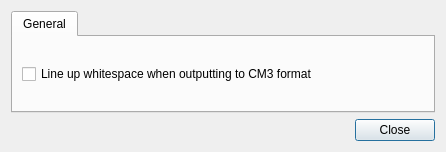
This is src/gui/prefswindow.ui in stevenvergenz/chemecher as Qt 5 draws it before an edit. The edited form follows.
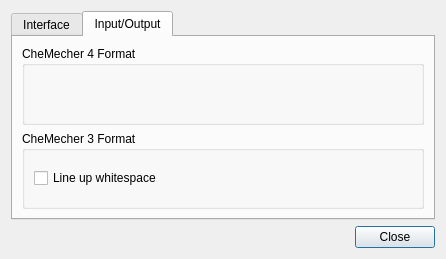
This is the edited form.

```diff
--- a/src/gui/prefswindow.ui
+++ b/src/gui/prefswindow.ui
@@ -7,7 +7,7 @@
     <x>0</x>
     <y>0</y>
     <width>446</width>
-    <height>152</height>
+    <height>259</height>
    </rect>
   </property>
   <property name="windowTitle">
@@ -17,17 +17,38 @@
    <item>
     <widget class="QTabWidget" name="tabWidget">
      <property name="currentIndex">
-      <number>0</number>
+      <number>1</number>
      </property>
      <widget class="QWidget" name="tabGeneral">
       <attribute name="title">
-       <string>General</string>
+       <string>Interface</string>
+      </attribute>
+     </widget>
+     <widget class="QWidget" name="tabIO">
+      <attribute name="title">
+       <string>Input/Output</string>
       </attribute>
       <layout class="QGridLayout" name="gridLayout">
-       <item row="3" column="0">
-        <widget class="QCheckBox" name="chkLineUpWhitespace">
-         <property name="text">
-          <string>Line up whitespace when outputting to CM3 format</string>
+       <item row="1" column="0">
+        <widget class="QGroupBox" name="groupBox">
+         <property name="title">
+          <string>CheMecher 3 Format</string>
+         </property>
+         <layout class="QGridLayout" name="gridLayout_2">
+          <item row="0" column="0">
+           <widget class="QCheckBox" name="chkLineUpWhitespace">
+            <property name="text">
+             <string>Line up whitespace</string>
+            </property>
+           </widget>
+          </item>
+         </layout>
+        </widget>
+       </item>
+       <item row="0" column="0">
+        <widget class="QGroupBox" name="groupBox_2">
+         <property name="title">
+          <string>CheMecher 4 Format</string>
          </property>
         </widget>
        </item>
```
Left out of the diff: 2 changed lines with no effect on the pictures.
